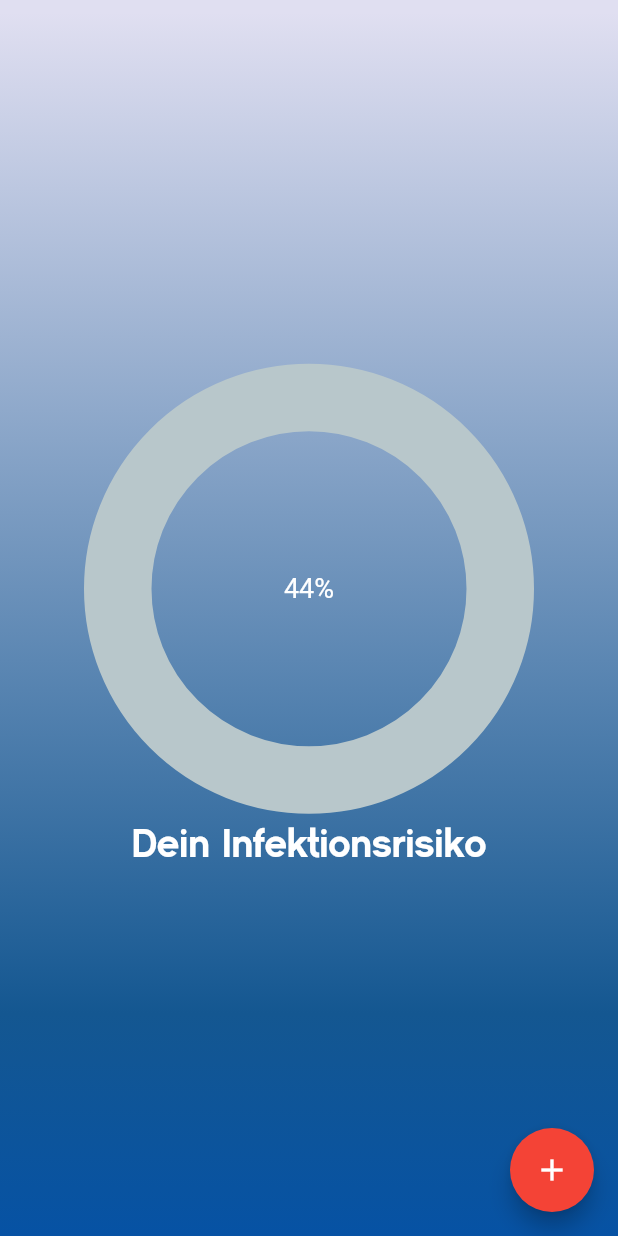
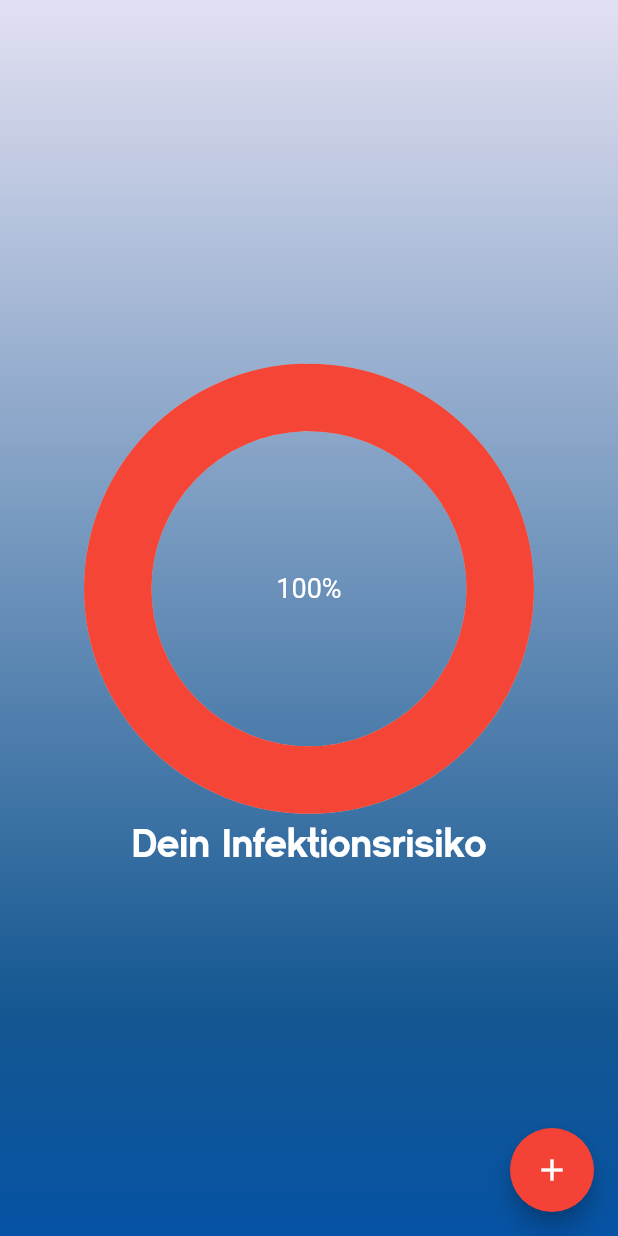
Before and after one commit to timxschroeder/corisk, a Flutter app: the screen it shows after launch, after a tap on "Überspringen", on a phone screen of 412 x 824 dp. Run offline on Flutter 3.47's test engine with Material 2 defaults, Android fonts, the phone set to English and light mode, and no system bars; drawn by our look-alikes of percent_indicator; our stand-ins replace cloud_firestore, firebase_messaging, geolocator, sembast; missing offline and left inert: background_fetch, flutter_emoji, location_permissions; accounts and stored records are empty; statements that could not run were skipped.

Commit message:
Revert "add autosize text"
This reverts commit bb07645362fb9aa34ef8758ec761fb7802bd94e6.

```diff
--- a/lib/screens/onboarding_screen.dart
+++ b/lib/screens/onboarding_screen.dart
@@ -1,4 +1,3 @@
-import 'package:auto_size_text/auto_size_text.dart';
 import 'package:corona_tracking/screens/corona_tracker_screen.dart';
 import 'package:flutter/material.dart';
 import 'package:flutter/services.dart';
@@ -194,9 +193,11 @@ class OnboardingSection extends StatelessWidget {
             style: kTitleStyle,
           ),
           SizedBox(height: MediaQuery.of(context).size.height*0.019),
-          AutoSizeText(
-            subtitle,
-            style: kSubtitleStyle,
+          Expanded(
+            child: Text(
+              subtitle,
+              style: kSubtitleStyle.copyWith(backgroundColor: Colors.green),
+            ),
           ),
         ],
       ),
--- a/lib/screens/tracking_ui.dart
+++ b/lib/screens/tracking_ui.dart
@@ -68,11 +68,12 @@ class TrackingUI extends StatelessWidget {
 class RiskIndicator extends StatelessWidget {
   @override
   Widget build(BuildContext context) {
-    double percent = 0.44;
+    double percent = 0.995;
     return CircularPercentIndicator(
       radius: 300.0,
       lineWidth: 45.0,
       animation: true,
+      percent: percent,
       center: Text(
         NumberFormat.percentPattern().format(percent),
         style: kSubtitleStyle,
--- a/pubspec.yaml
+++ b/pubspec.yaml
@@ -34,7 +34,6 @@ dependencies:
   location_permissions: ^2.0.5
   percent_indicator: ^2.1.1+1
   intl: ^0.16.1
-  auto_size_text: ^2.1.0
 
 
   # NoSQL dependencies
```
Also changed, not shown: 1 other file.
